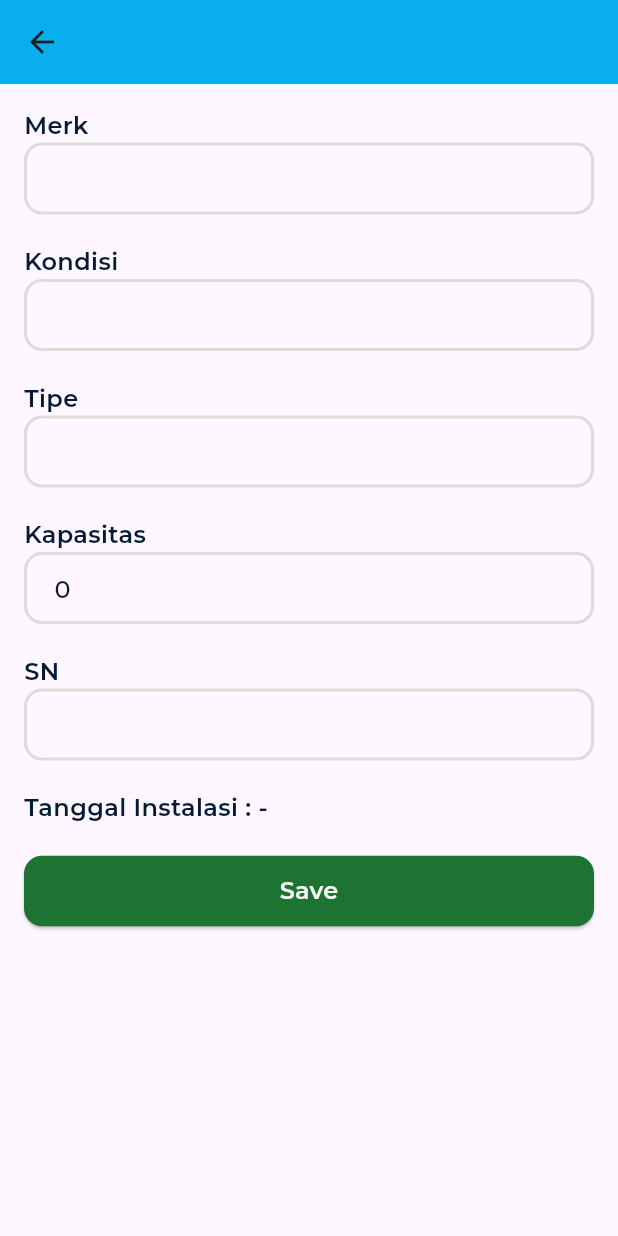
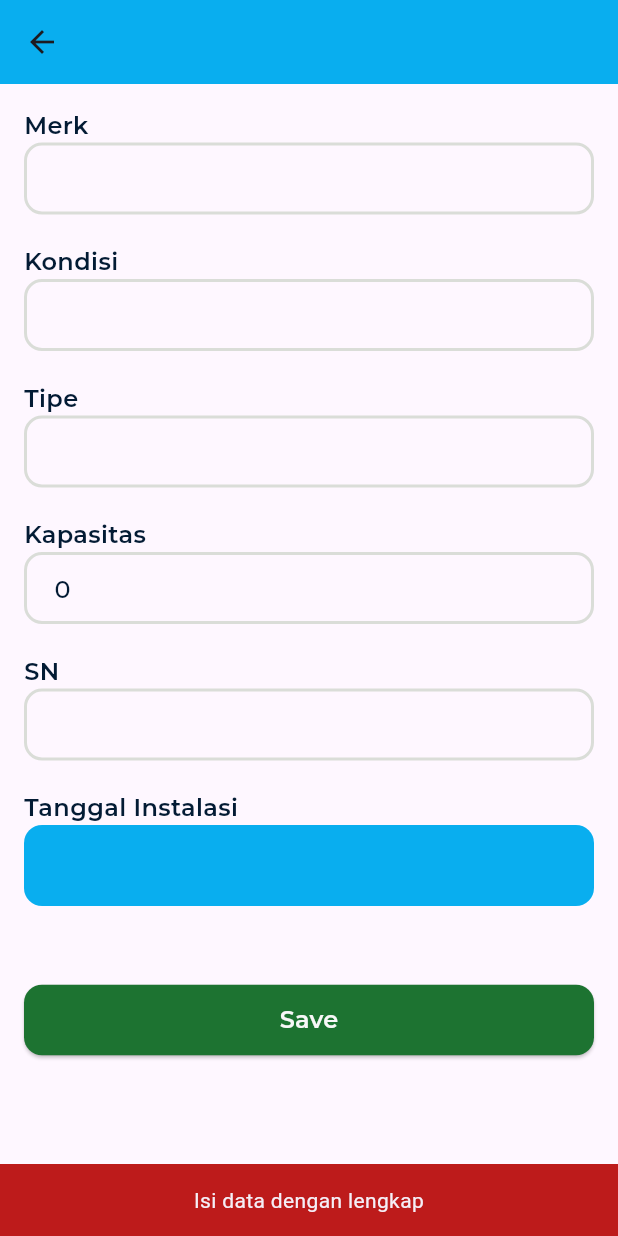
Before and after one commit to ibrahimmm999/plnicon_mobile, a Flutter app: the EditInverterPage screen opened directly with empty values, after a tap on "Save", on a phone screen of 412 x 824 dp. Run offline on Flutter 3.47's test engine with Material 3 defaults, Android fonts, the phone set to English and light mode, and no system bars; our stand-ins replace carousel_slider, equatable, google_fonts, image_cropper, image_picker, loading_animation_widget and 2 more; missing offline and left inert: easy_image_viewer; accounts and stored records are empty.

Commit message:
update inverter master Done

```diff
--- a/lib/models/master/inverter_master_model.dart
+++ b/lib/models/master/inverter_master_model.dart
@@ -8,7 +8,7 @@ class InverterMasterModel extends Equatable {
   final String merk;
   final String sn;
   final String tipe;
-  // final DateTime tanggalInstalasi;
+  final String tanggalInstalasi;
   final DateTime createdAt;
   final DateTime updatedAt;
 
@@ -20,7 +20,7 @@ class InverterMasterModel extends Equatable {
     required this.merk,
     required this.sn,
     required this.tipe,
-    // required this.tanggalInstalasi,
+    required this.tanggalInstalasi,
     required this.createdAt,
     required this.updatedAt,
   });
@@ -34,7 +34,7 @@ class InverterMasterModel extends Equatable {
       merk: json['merk'],
       sn: json['sn'],
       tipe: json['tipe'],
-      // tanggalInstalasi: json['tgl_instalasi'],
+      tanggalInstalasi: json['tgl_instalasi'],
       createdAt: DateTime.parse(json['created_at']),
       updatedAt: DateTime.parse(json['created_at']),
     );
@@ -49,7 +49,7 @@ class InverterMasterModel extends Equatable {
         merk,
         sn,
         tipe,
-        // tanggalInstalasi,
+        tanggalInstalasi,
         createdAt,
         updatedAt,
       ];
--- a/lib/pages/edit_master/edit_inverter_page.dart
+++ b/lib/pages/edit_master/edit_inverter_page.dart
@@ -1,6 +1,11 @@
+// ignore_for_file: use_build_context_synchronously
+
 import 'package:flutter/material.dart';
+import 'package:intl/intl.dart';
 import 'package:plnicon_mobile/models/master/inverter_master_model.dart';
+import 'package:plnicon_mobile/models/pm_model.dart';
 import 'package:plnicon_mobile/providers/pop_provider.dart';
+import 'package:plnicon_mobile/providers/transaksional_provider.dart';
 import 'package:plnicon_mobile/services/master/inverter_master_service.dart';
 import 'package:plnicon_mobile/theme/theme.dart';
 import 'package:plnicon_mobile/widgets/custom_appbar.dart';
@@ -8,27 +13,48 @@ import 'package:plnicon_mobile/widgets/custom_button.dart';
 import 'package:plnicon_mobile/widgets/text_input.dart';
 import 'package:provider/provider.dart';
 
-class EditInverterPage extends StatelessWidget {
+class EditInverterPage extends StatefulWidget {
   const EditInverterPage(
-      {super.key, required this.inverter, required this.title});
+      {super.key,
+      required this.inverter,
+      required this.title,
+      required this.pm});
   final InverterMasterModel inverter;
   final String title;
+  final PmModel pm;
+
+  @override
+  State<EditInverterPage> createState() => _EditInverterPageState();
+}
+
+String tglInstalasi = "";
+
+class _EditInverterPageState extends State<EditInverterPage> {
+  @override
+  void initState() {
+    super.initState();
+    setState(() {
+      tglInstalasi = widget.inverter.tanggalInstalasi;
+    });
+  }
 
   @override
   Widget build(BuildContext context) {
+    TransaksionalProvider inverterProvider =
+        Provider.of<TransaksionalProvider>(context);
     PopProvider popProvider = Provider.of<PopProvider>(context);
     TextEditingController merkController =
-        TextEditingController(text: inverter.merk);
+        TextEditingController(text: widget.inverter.merk);
     TextEditingController snController =
-        TextEditingController(text: inverter.sn);
+        TextEditingController(text: widget.inverter.sn);
     TextEditingController tipeController =
-        TextEditingController(text: inverter.tipe);
+        TextEditingController(text: widget.inverter.tipe);
     TextEditingController kondisiController =
-        TextEditingController(text: inverter.kondisi);
+        TextEditingController(text: widget.inverter.kondisi);
     TextEditingController kapasitasController =
-        TextEditingController(text: inverter.kapasitas.toString());
+        TextEditingController(text: widget.inverter.kapasitas.toString());
     return Scaffold(
-      appBar: CustomAppBar(isMainPage: false, title: title),
+      appBar: CustomAppBar(isMainPage: false, title: widget.title),
       body: ListView(
         padding: EdgeInsets.all(defaultMargin),
         children: [
@@ -60,7 +86,10 @@ class EditInverterPage extends StatelessWidget {
             "Kapasitas",
             style: buttonText.copyWith(color: textDarkColor),
           ),
-          TextInput(controller: kapasitasController),
+          TextInput(
+            controller: kapasitasController,
+            keyboardType: TextInputType.number,
+          ),
           const SizedBox(
             height: 20,
           ),
@@ -73,26 +102,78 @@ class EditInverterPage extends StatelessWidget {
             height: 20,
           ),
           Text(
-            "Tanggal Instalasi : -",
+            "Tanggal Instalasi",
             style: buttonText.copyWith(color: textDarkColor),
           ),
+          GestureDetector(
+              onTap: () async {
+                DateTime? pickedDate = await showDatePicker(
+                    context: context,
+                    cancelText: "Cancel",
+                    confirmText: "Set",
+                    initialDate:
+                        DateTime.parse(widget.inverter.tanggalInstalasi),
+                    firstDate: DateTime(1945),
+                    lastDate: DateTime.now());
+                if (pickedDate != null) {
+                  String formattedDate =
+                      DateFormat('yyyy-MM-dd hh:mm:ss').format(pickedDate);
+                  setState(() {
+                    tglInstalasi = formattedDate;
+                  });
+                }
+              },
+              child: Container(
+                padding: EdgeInsets.all(defaultMargin),
+                decoration: BoxDecoration(
+                    color: primaryBlue,
+                    borderRadius: BorderRadius.circular(defaultRadius)),
+                child: Row(
+                  children: [
+                    Text(
+                      tglInstalasi,
+                      style: buttonText,
+                    )
+                  ],
+                ),
+              )),
           const SizedBox(
-            height: 20,
+            height: 52,
           ),
           CustomButton(
               text: "Save",
               onPressed: () async {
+                if (merkController.text.isNotEmpty &&
+                    kondisiController.text.isNotEmpty &&
+                    tipeController.text.isNotEmpty &&
+                    kapasitasController.text.isNotEmpty &&
+                    snController.text.isNotEmpty) {
                   await InverterMasterService().editInverterMaster(
-                    inverterId: inverter.id,
-                    popId: inverter.popId,
+                      inverterId: widget.inverter.id,
+                      popId: widget.inverter.popId,
                       sn: snController.text,
                       kondisi: kondisiController.text,
                       merk: merkController.text,
+                      tglInstalasi: tglInstalasi,
                       kapasitas: int.parse(kapasitasController.text),
                       tipe: tipeController.text);
-                popProvider.getDataPop(id: inverter.popId);
+                  await inverterProvider.getInverter(
+                      widget.pm.id, widget.inverter.id);
+                  await popProvider.getDataPop(id: widget.inverter.popId);
                   Navigator.pop(context);
                   Navigator.pop(context);
+                } else {
+                  ScaffoldMessenger.of(context).removeCurrentSnackBar();
+                  ScaffoldMessenger.of(context).showSnackBar(
+                    SnackBar(
+                      backgroundColor: primaryRed,
+                      content: const Text(
+                        'Isi data dengan lengkap',
+                        textAlign: TextAlign.center,
+                      ),
+                    ),
+                  );
+                }
               },
               color: primaryGreen,
               clickColor: clickGreen),
```
Also changed, not shown: lib/pages/add_master/add_inverter_page.dart (+23 -5 lines), lib/pages/inverter_page.dart (+11 -5 lines), lib/services/master/inverter_master_service.dart (+9 -4 lines). Lines whose indentation alone changed are shown as unchanged.
